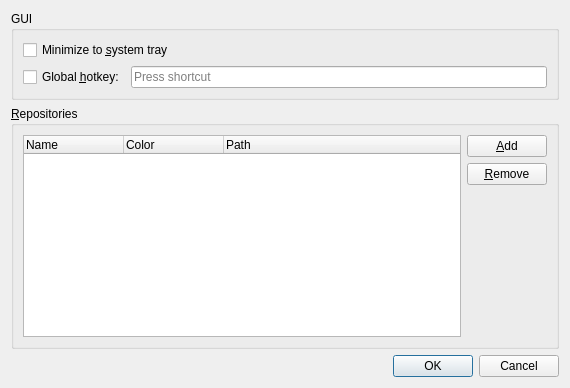
Above: noteeds/gui/settings/settings_dialog.ui from deffi/noteeds before the change. Below: the same form after it.
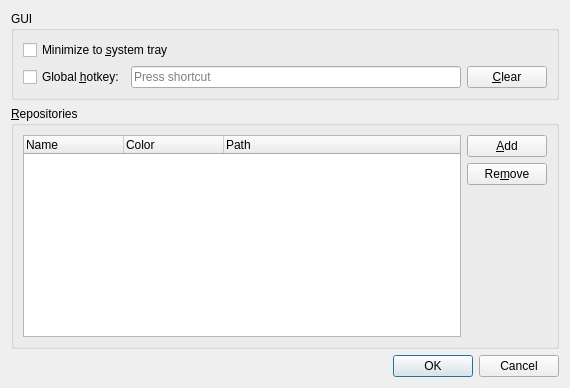
That is the form after the change.

Commit message: Add hotkey clear button

Diff of the .ui file:
```diff
--- a/noteeds/gui/settings/settings_dialog.ui
+++ b/noteeds/gui/settings/settings_dialog.ui
@@ -30,20 +30,28 @@
         </property>
        </widget>
       </item>
-      <item row="0" column="0" colspan="2">
+      <item row="1" column="1">
+       <widget class="QKeySequenceEdit" name="hotkeyInput"/>
+      </item>
+      <item row="1" column="2">
+       <widget class="QPushButton" name="clearHotkeyButton">
+        <property name="text">
+         <string>&amp;Clear</string>
+        </property>
+       </widget>
+      </item>
+      <item row="0" column="0" colspan="3">
        <widget class="QCheckBox" name="systrayCheckbox">
         <property name="text">
          <string>Minimize to &amp;system tray</string>
         </property>
        </widget>
       </item>
-      <item row="1" column="1">
-       <widget class="QKeySequenceEdit" name="hotkeyInput"/>
-      </item>
      </layout>
      <zorder>hotkeyInput</zorder>
      <zorder>hotkeyCheckbox</zorder>
      <zorder>systrayCheckbox</zorder>
+     <zorder>clearHotkeyButton</zorder>
     </widget>
    </item>
    <item>
@@ -62,7 +70,7 @@
       <item row="1" column="1">
        <widget class="QPushButton" name="removeReposButton">
         <property name="text">
-         <string>&amp;Remove</string>
+         <string>Re&amp;move</string>
         </property>
        </widget>
       </item>
```
Left out of the diff: 2 changed lines with no effect on the pictures. The commit also changes 2 other files.
